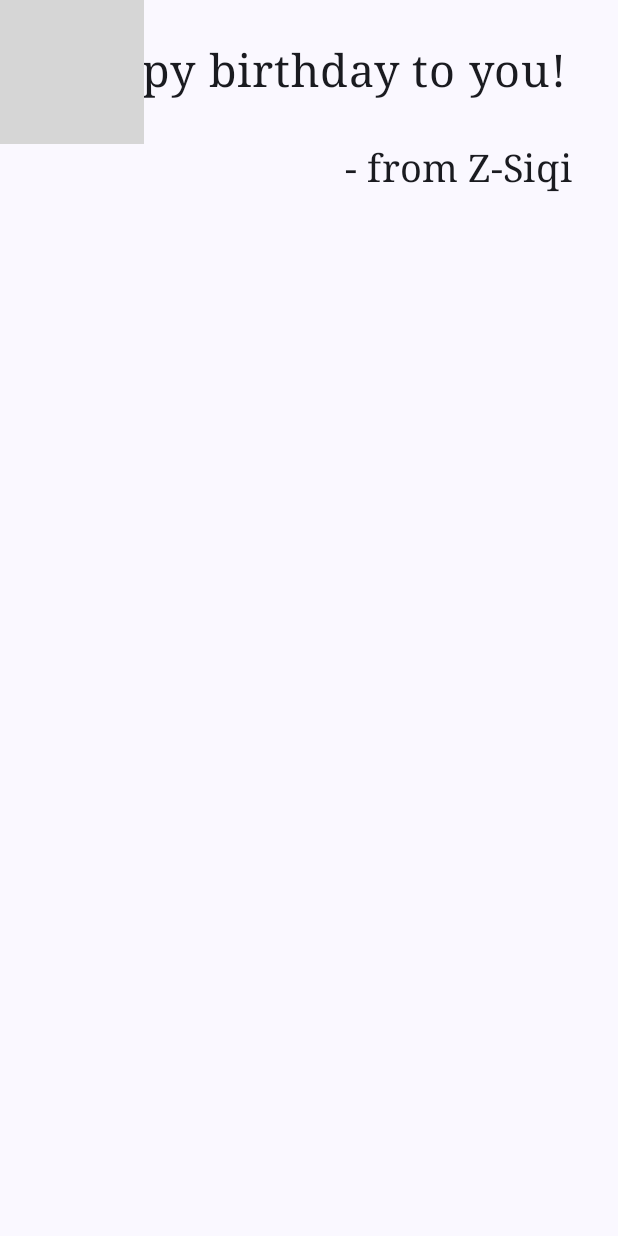
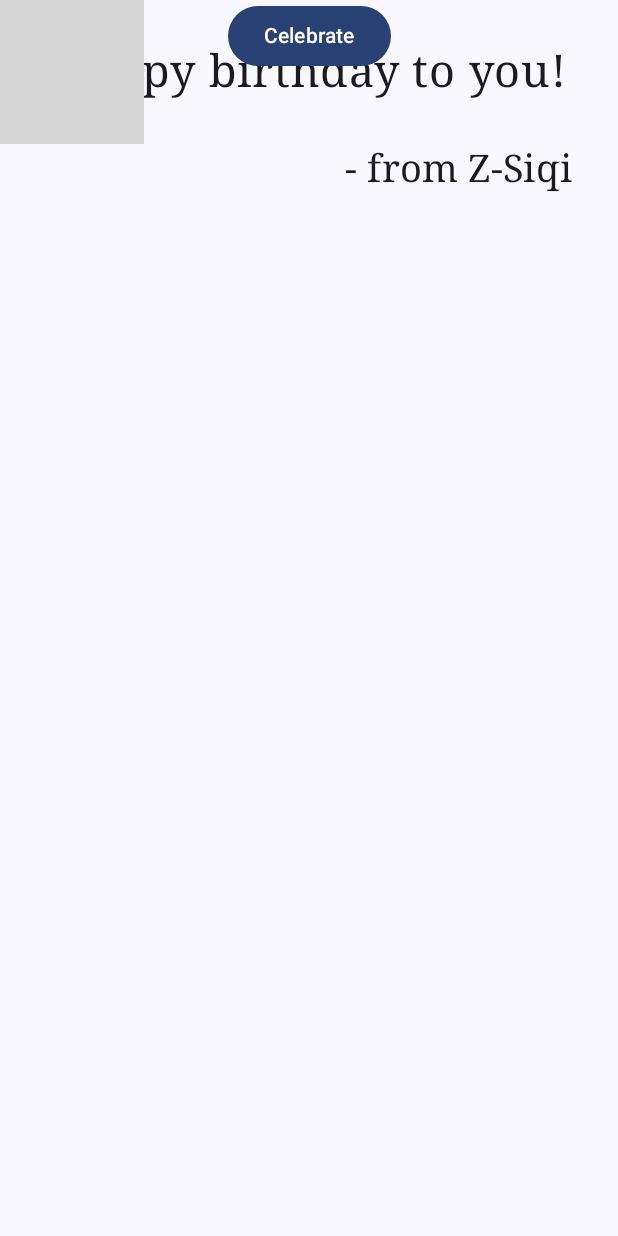
Before and after one commit to Z-Siqi/Happy-Birthday, an Android app built with Jetpack Compose: the screen it shows after launch (MainActivity), on a phone screen of 412 x 824 dp. Run offline under Robolectric (Android 15) with nearby library versions, the phone set to English and light mode, and no system bars; grey boxes are pictures that could not be loaded.

Commit message:
Update MainActivity.kt

```diff
--- a/app/src/main/java/com/zsiqi/happybirthday/MainActivity.kt
+++ b/app/src/main/java/com/zsiqi/happybirthday/MainActivity.kt
@@ -36,6 +36,7 @@ class MainActivity : ComponentActivity() {
                     color = MaterialTheme.colorScheme.background
                 ) {
                     HappyBirthday()
+                    BirthdayGreetingButton()
                 }
             }
         }
```
